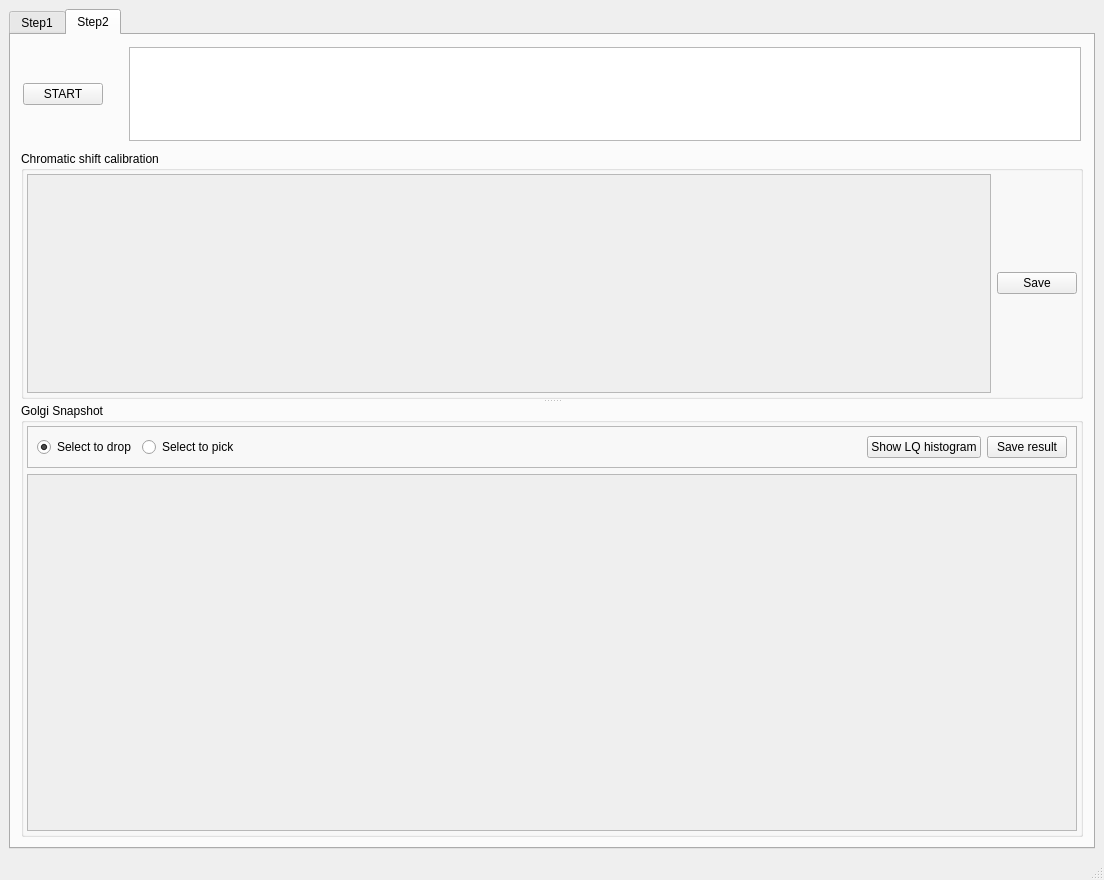
JiaaZe/Golgi-analysis-tool, file ui/mainUI3.ui: the form before one commit.
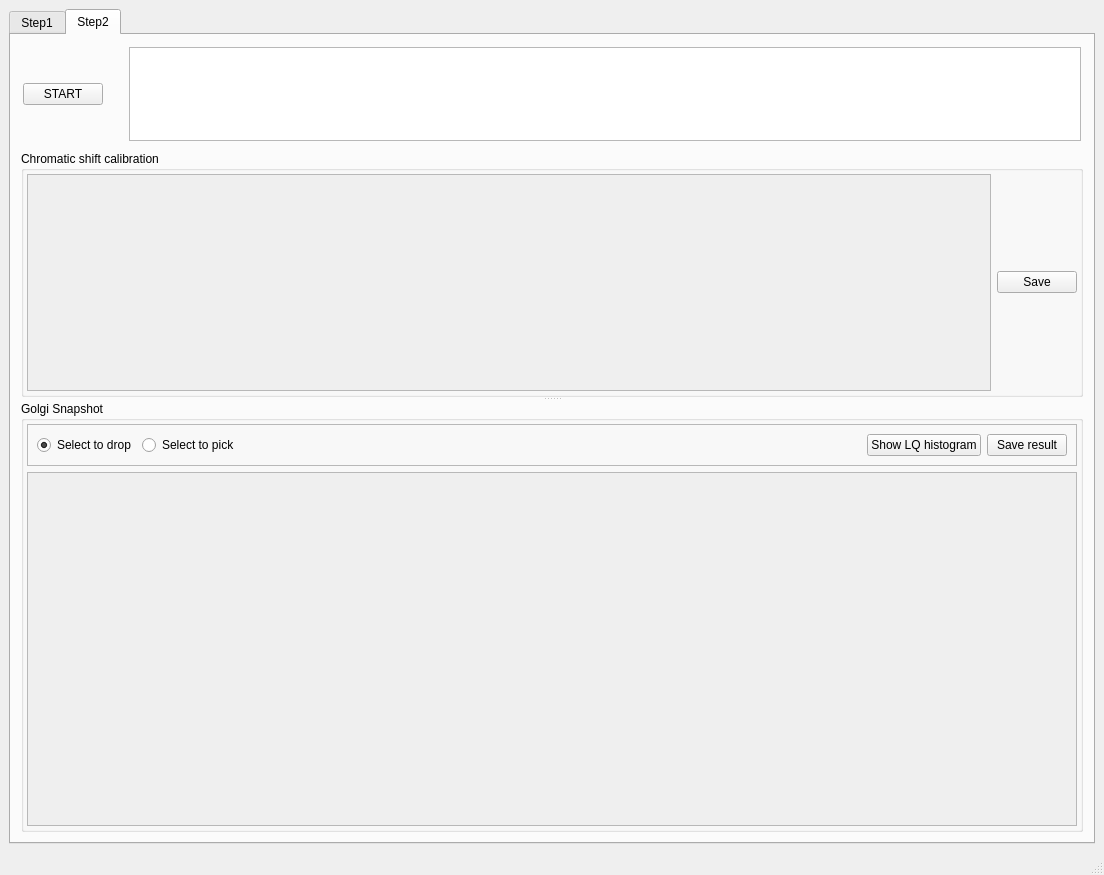
The form after the commit.

Commit message: change window name

Patch:
```diff
--- a/ui/mainUI3.ui
+++ b/ui/mainUI3.ui
@@ -7,7 +7,7 @@
     <x>0</x>
     <y>0</y>
     <width>1104</width>
-    <height>880</height>
+    <height>875</height>
    </rect>
   </property>
   <property name="windowTitle">
@@ -3149,7 +3149,7 @@
                     <x>0</x>
                     <y>0</y>
                     <width>1050</width>
-                    <height>273</height>
+                    <height>268</height>
                    </rect>
                   </property>
                  </widget>
```
Left out of the diff: 2 changed lines with no effect on the pictures. The commit also changes 1 other file.
